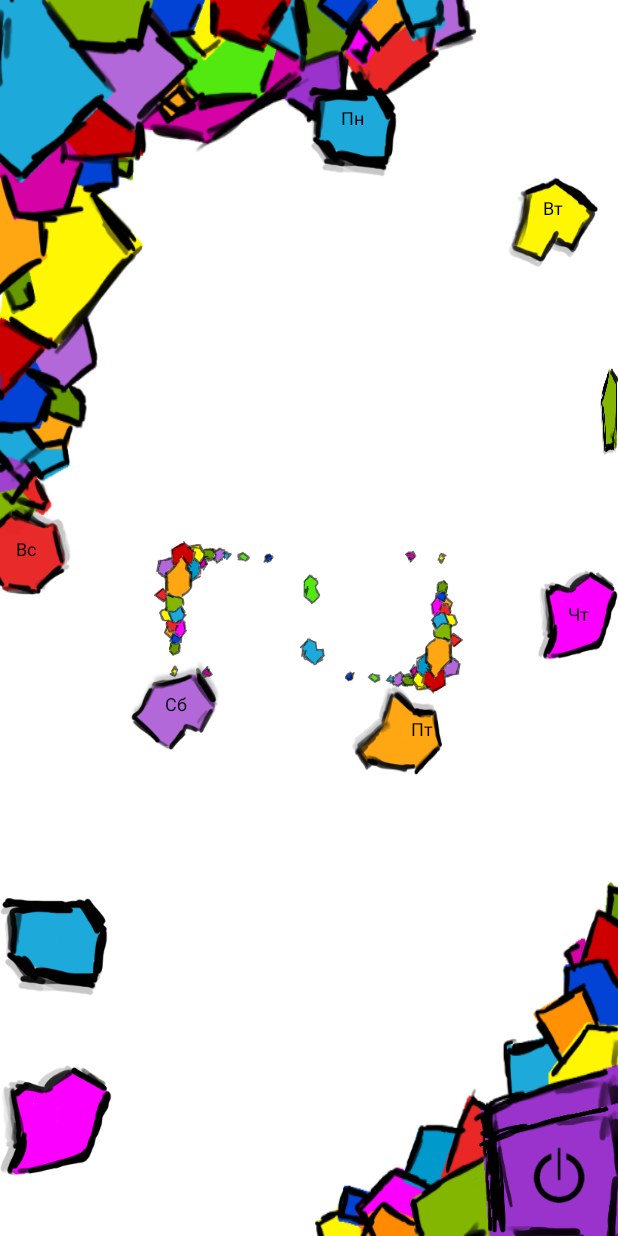
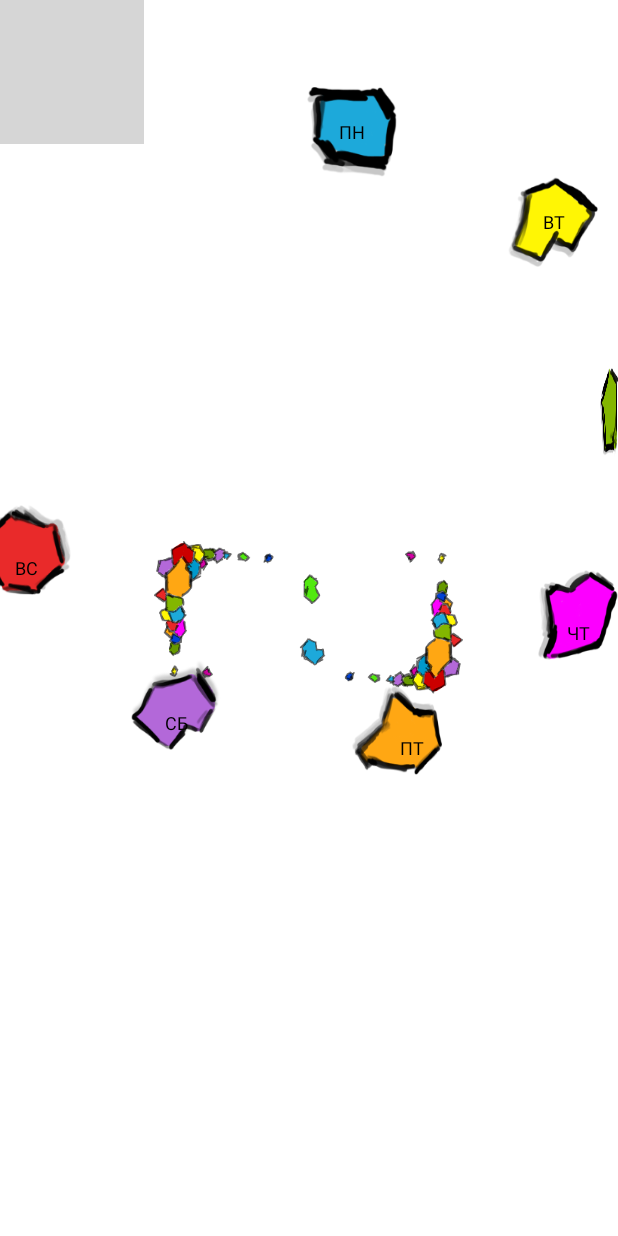
Before and after one commit to dkonurov/timer, an Android app: the screen it shows after launch (MainActivity), on a phone screen of 412 x 824 dp. Run offline under Robolectric (Android 15) with nearby library versions, the phone set to English and light mode, and no system bars; Roboto replaces fonts that are not available here; 2 statements that could not run were skipped; grey boxes are pictures that could not be loaded.

Commit message:
refactoring code
Signed-off-by: Dmitry Konurov <scotik1505@gmail.com>

```diff
--- a/app/src/main/AndroidManifest.xml
+++ b/app/src/main/AndroidManifest.xml
@@ -31,11 +31,6 @@
         <service android:name="com.example.rest.TimerService" >
         </service>
 
-        <activity
-            android:name=".activity.Help"
-            android:label="@string/title_activity_help"
-            android:screenOrientation="portrait" >
-        </activity>
     </application>
 
 </manifest>
--- a/app/src/main/java/com/example/rest/CustomTimePickerDialog.java
+++ b/app/src/main/java/com/example/rest/CustomTimePickerDialog.java
@@ -35,8 +35,6 @@ import android.widget.TextView;
 @SuppressLint("NewApi")
 public class CustomTimePickerDialog extends Dialog implements View.OnClickListener {
 
-	private Button setTime;
-
     private Context dialogContext;
 
     private Integer setHours;
@@ -69,7 +67,7 @@ public class CustomTimePickerDialog extends Dialog implements View.OnClickListen
         LinearLayout TimePicker = (LinearLayout) view.findViewById(R.id.custom_timepicker);
         TimePicker.addView(hourLayout);
         TimePicker.addView(minuteLayout);
-        setTime = (Button) view.findViewById(R.id.SetTime);
+        Button setTime = (Button) view.findViewById(R.id.SetTime);
         setTime.setOnClickListener(this);
         setContentView(view);
     }
--- a/app/src/main/java/com/example/rest/Utils.java
+++ /dev/null
@@ -1,47 +0,0 @@
-package com.example.rest;
-
-import android.app.Activity;
-import android.content.Context;
-import android.content.res.Resources;
-import android.util.DisplayMetrics;
-import android.util.TypedValue;
-
-/**
- * Utils for help set height or width, and get context, activity from all Class
- */
-public class Utils {
-
-    public static Context context;
-    public static Activity activity;
-    public static TimerSharedPreferances timerSharedPreferances;
-    public static DisplayMetrics metrics = new DisplayMetrics();
-
-    public Utils(Activity activity) {
-        Utils.context = activity.getApplicationContext();
-        Utils.activity = activity;
-        activity.getWindowManager().getDefaultDisplay().getMetrics(metrics);
-    }
-
-    /**
-     * get Dimenision from demins.xml
-     * @param id
-     * @return int dimension
-     */
-    public static int getDimension(int id) {
-        Resources r = context.getResources();
-        return (int) r.getDimension(id);
-    }
-
-    /**
-     * Translates from dp to px
-     *
-     * @param dp
-     * @return float px
-     */
-    public static float dpToPx(int dp) {
-        Resources r = context.getResources();
-        float px = TypedValue.applyDimension(TypedValue.COMPLEX_UNIT_DIP, dp,
-                r.getDisplayMetrics());
-        return px;
-    }
-}
--- a/app/src/main/java/com/example/rest/activity/MainActivity.java
+++ b/app/src/main/java/com/example/rest/activity/MainActivity.java
@@ -19,7 +19,6 @@ import android.widget.Toast;
 
 import com.example.rest.AlarmManagerBroadcastReceiver;
 import com.example.rest.R;
-import com.example.rest.Utils;
 import com.example.rest.adapters.CustomPagerAdapter;
 import com.example.rest.elements.AlarmLayout;
 import com.example.rest.elements.TimerLayout;
@@ -29,8 +28,6 @@ import com.example.rest.elements.TimerLayout;
 public class MainActivity extends Activity {
 
     private ViewPager pager;
-
-    public static Utils utils;
 
 
     private static int START_TIME = 0;
@@ -67,8 +64,6 @@ public class MainActivity extends Activity {
         super.onCreate(savedInstanceState);
         setContentView(R.layout.activity_main);
 
-        utils = new Utils(this);
-
         pager = (ViewPager) findViewById(R.id.pager);
         TimerLayout timerLayout = new TimerLayout(this);
         AlarmLayout alarmLayout = new AlarmLayout(this);
@@ -80,18 +75,11 @@ public class MainActivity extends Activity {
         alarm = new AlarmManagerBroadcastReceiver();
     }
 
-	@Override
-	public boolean onCreateOptionsMenu(Menu menu) {
-		// Inflate the menu; this adds items to the action bar if it is present.
-		getMenuInflater().inflate(R.menu.main, menu);
-		return super.onCreateOptionsMenu(menu);
-	}
-
     void saveCheck() {
         sPref = getPreferences(MODE_PRIVATE);
         Editor ed = sPref.edit();
         String[] stringTimer = new String[6];
-		    for (int i=0;i<=5;i++) {
+        for (int i = 0; i <= 5; i++) {
             stringTimer[i] = timer[i].getText().toString();
         }
         String savedText = String.valueOf(check);
@@ -116,7 +104,7 @@ public class MainActivity extends Activity {
         } else {
             length = 3;
         }
-		    for (int i=0;i<=length;i++) {
+        for (int i = 0; i <= length; i++) {
             savedText += ",";
             savedText += stringTimer[i];
         }
@@ -156,8 +144,8 @@ public class MainActivity extends Activity {
                 } else {
                     length = 8;
                 }
-		    	for (int i=4; i<=length; i++) {
-		    		timer[i-4].setText(avaliable[i]);
+                for (int i = 4; i <= length; i++) {
+                    timer[i - 4].setText(avaliable[i]);
                 }
                 installTimer.setText("Остановить таймер");
                 installTimer.setBackgroundResource(R.drawable.button_red_selector);
@@ -166,6 +154,7 @@ public class MainActivity extends Activity {
         }
 
     }
+
     public void errorTime(View v, EditText set) {
         Toast.makeText(this, "не правильное время", Toast.LENGTH_SHORT).show();
         set.setText("");
@@ -178,10 +167,9 @@ public class MainActivity extends Activity {
     }
 
 
-
     public void createPeriodic(boolean check) {
         if (check) {
-					anim = AnimationUtils.loadAnimation(this,R.anim.appearance);
+            anim = AnimationUtils.loadAnimation(this, R.anim.appearance);
             periodic.startAnimation(anim);
         }
 
--- a/app/src/main/java/com/example/rest/elements/AlarmLayout.java
+++ b/app/src/main/java/com/example/rest/elements/AlarmLayout.java
@@ -1,36 +1,26 @@
 package com.example.rest.elements;
 
-import android.content.Context;
+import android.app.Activity;
 import android.graphics.Typeface;
 import android.os.Build;
-import android.view.MotionEvent;
-import android.view.VelocityTracker;
 import android.view.View;
-import android.view.ViewConfiguration;
 import android.widget.EditText;
 import android.widget.FrameLayout;
-import android.widget.ListView;
 
-import com.example.rest.AlarmModel;
 import com.example.rest.R;
-import com.example.rest.Utils;
-import com.example.rest.adapters.AlarmListAdapter;
-
-import java.util.ArrayList;
-import java.util.Random;
 
 public class AlarmLayout extends FrameLayout {
 
-    public AlarmLayout(Context context) {
-        super(context);
+    public AlarmLayout(Activity activity) {
+        super(activity);
 
-        View.inflate(context, R.layout.alarm_view, this);
-        initUi();
+        View.inflate(activity, R.layout.alarm_view, this);
+        initUi(activity);
     }
 
 
     @SuppressWarnings("deprecation")
-    private void initUi() {
+    private void initUi(Activity activity) {
         EditText hour = (EditText) findViewById(R.id.hour);
         EditText minute = (EditText) findViewById(R.id.minute);
         //noinspection ConstantConditions
@@ -47,7 +37,7 @@ public class AlarmLayout extends FrameLayout {
             minute.setBackground(null);
         }
 
-        RoundButton buttons = new RoundButton(getContext());
+        RoundButton buttons = new RoundButton(activity);
 
         addView(buttons);
     }
--- a/app/src/main/java/com/example/rest/elements/RoundButton.java
+++ b/app/src/main/java/com/example/rest/elements/RoundButton.java
@@ -1,5 +1,6 @@
 package com.example.rest.elements;
 
+import android.app.Activity;
 import android.content.Context;
 import android.content.res.Configuration;
 import android.content.res.Resources;
@@ -13,9 +14,7 @@ import android.widget.FrameLayout;
 import android.widget.RelativeLayout;
 import android.widget.ToggleButton;
 
-import com.example.rest.activity.MainActivity;
 import com.example.rest.R;
-import com.example.rest.Utils;
 
 public class RoundButton extends RelativeLayout {
 
@@ -23,28 +22,29 @@ public class RoundButton extends RelativeLayout {
 
     private ToggleButton buttons[] = new ToggleButton[sSizeButton];
 
-    private int height;
-    private int width;
-
     private int centerX;
     private int centerY;
-    private FrameLayout.LayoutParams mainParams;
 
-    private Resources resources;
+    public RoundButton(Activity activity) {
+        super(activity);
+        initUi(activity);
+    }
 
-    public RoundButton(Context context) {
-        super(context);
+    private void initUi(Activity activity) {
+        Context context = activity.getApplicationContext();
 
-        resources = context.getResources();
-
-        Display display = Utils.activity.getWindowManager().getDefaultDisplay();
+        Display display = activity.getWindowManager().getDefaultDisplay();
 
         for (int i = 0; i < sSizeButton; i++) {
             buttons[i] = new ToggleButton(context);
         }
 
+        int height;
+        int width;
         if (Build.VERSION.SDK_INT < Build.VERSION_CODES.JELLY_BEAN) {
+            //noinspection deprecation
             height = display.getHeight();
+            //noinspection deprecation
             width = display.getWidth();
             buttons[0].setBackgroundDrawable(context.getResources().getDrawable(R.drawable.monday_selector));
             buttons[1].setBackgroundDrawable(context.getResources().getDrawable(R.drawable.tuesday_selector));
@@ -68,7 +68,7 @@ public class RoundButton extends RelativeLayout {
             buttons[6].setBackground(context.getResources().getDrawable(R.drawable.sunday_selector));
         }
 
-        mainParams = new FrameLayout.LayoutParams(FrameLayout.LayoutParams.MATCH_PARENT, FrameLayout.LayoutParams.MATCH_PARENT);
+        FrameLayout.LayoutParams mainParams = new FrameLayout.LayoutParams(FrameLayout.LayoutParams.MATCH_PARENT, FrameLayout.LayoutParams.MATCH_PARENT);
         setLayoutParams(mainParams);
 
         centerY = height / 2;
@@ -80,24 +80,21 @@ public class RoundButton extends RelativeLayout {
         int screenLayout = context.getResources().getConfiguration().screenLayout;
         screenLayout &= Configuration.SCREENLAYOUT_SIZE_MASK;
         if (screenLayout == Configuration.SCREENLAYOUT_SIZE_SMALL) {
-            paramsButton = MainActivity.utils.getDimension(R.dimen.button_params_small);
-            textSize = MainActivity.utils.getDimension(R.dimen.text_size_button_small);
+            paramsButton = (int) context.getResources().getDimension(R.dimen.button_params_small);
+            textSize = (int) context.getResources().getDimension(R.dimen.text_size_button_small);
             correctSmallButtons(r, paramsButton, textSize);
         } else if (screenLayout == Configuration.SCREENLAYOUT_SIZE_NORMAL) {
-            paramsButton = MainActivity.utils.getDimension(R.dimen.button_params_normal);
-            textSize = MainActivity.utils.getDimension(R.dimen.text_size_button_normal);
+            paramsButton = (int) context.getResources().getDimension(R.dimen.button_params_normal);
+            textSize = (int) context.getResources().getDimension(R.dimen.text_size_button_normal);
             correctNormalButtons(r, paramsButton, textSize);
         } else {
-            paramsButton = MainActivity.utils.getDimension(R.dimen.button_params_large);
-            textSize = MainActivity.utils.getDimension(R.dimen.text_size_button_large);
+            paramsButton = (int) context.getResources().getDimension(R.dimen.button_params_large);
+            textSize = (int) context.getResources().getDimension(R.dimen.text_size_button_large);
             correctNormalButtons(r, paramsButton, textSize);
         }
-
-
-
     }
 
-    public void correctSmallButtons(Resources r, int paramsButton, int textSize) {
+    private void correctSmallButtons(Resources r, int paramsButton, int textSize) {
         String week[] = r.getStringArray(R.array.week);
         //noinspection ConstantConditions
         Typeface typeface = Typeface.createFromAsset(getContext().getAssets(), getContext().getString(R.string.font));
@@ -125,7 +122,7 @@ public class RoundButton extends RelativeLayout {
         }
     }
 
-    public void correctNormalButtons(Resources r, int paramsButton, int textSize) {
+    private void correctNormalButtons(Resources r, int paramsButton, int textSize) {
         String week[] = r.getStringArray(R.array.week);
         //noinspection ConstantConditions
         Typeface typeface = Typeface.createFromAsset(getContext().getAssets(), getContext().getString(R.string.font));
--- a/app/src/main/res/drawable/button_start_stop_selector.xml
+++ b/app/src/main/res/drawable/button_start_stop_selector.xml
@@ -2,8 +2,8 @@
 <selector
     xmlns:android="http://schemas.android.com/apk/res/android">
     <item android:state_pressed="true"
-        android:drawable="@drawable/start_on" />
+        android:drawable="@drawable/bottom_right_on" />
     <item android:state_checked="true"
-        android:drawable="@drawable/start_on" />
-    <item android:drawable="@drawable/start_off" />
+        android:drawable="@drawable/bottom_right_on" />
+    <item android:drawable="@drawable/bottom_right_off" />
 </selector>
--- a/app/src/main/res/layout/alarm_view.xml
+++ b/app/src/main/res/layout/alarm_view.xml
@@ -4,8 +4,12 @@
     android:id="@+id/alarm_layout"
     android:orientation="vertical"
     android:layout_width="match_parent"
-    android:layout_height="match_parent"
-    android:background="@drawable/background">
+    android:layout_height="match_parent">
+
+    <ImageView
+        android:layout_width="wrap_content"
+        android:layout_height="wrap_content"
+        android:src="@drawable/top_left"/>
 
     <LinearLayout
         android:layout_width="wrap_content"
@@ -48,36 +52,36 @@
 
     </LinearLayout>
 
-    <ToggleButton
-        android:id="@+id/music"
-        android:layout_width="wrap_content"
-        android:layout_height="wrap_content"
-        android:layout_marginBottom="@dimen/margin_bottom_large"
-        android:text=""
-        android:textOff=""
-        android:textOn=""
-        android:layout_alignParentBottom="true"
-        android:background="@drawable/thursday_selector"/>
+    <!--<ToggleButton-->
+        <!--android:id="@+id/music"-->
+        <!--android:layout_width="wrap_content"-->
+        <!--android:layout_height="wrap_content"-->
+        <!--android:layout_marginBottom="@dimen/margin_bottom_large"-->
+        <!--android:text=""-->
+        <!--android:textOff=""-->
+        <!--android:textOn=""-->
+        <!--android:layout_alignParentBottom="true"-->
+        <!--android:background="@drawable/thursday_selector"/>-->
 
-    <ToggleButton
-        android:id="@+id/vibration"
-        android:layout_width="wrap_content"
-        android:layout_height="wrap_content"
-        android:layout_marginBottom="@dimen/margin_bottom_vibration_large"
-        android:text=""
-        android:textOff=""
-        android:textOn=""
-        android:layout_alignParentBottom="true"
-        android:background="@drawable/monday_selector"/>
+    <!--<ToggleButton-->
+        <!--android:id="@+id/vibration"-->
+        <!--android:layout_width="wrap_content"-->
+        <!--android:layout_height="wrap_content"-->
+        <!--android:layout_marginBottom="@dimen/margin_bottom_vibration_large"-->
+        <!--android:text=""-->
+        <!--android:textOff=""-->
+        <!--android:textOn=""-->
+        <!--android:layout_alignParentBottom="true"-->
+        <!--android:background="@drawable/monday_selector"/>-->
 
-    <ToggleButton
-        android:layout_width="wrap_content"
-        android:layout_height="wrap_content"
-        android:text=""
-        android:textOff=""
-        android:textOn=""
-        android:layout_alignParentRight="true"
-        android:layout_alignParentBottom="true"
-        android:background="@drawable/button_start_stop_selector"/>
+    <!--<ToggleButton-->
+        <!--android:layout_width="wrap_content"-->
+        <!--android:layout_height="wrap_content"-->
+        <!--android:text=""-->
+        <!--android:textOff=""-->
+        <!--android:textOn=""-->
+        <!--android:layout_alignParentRight="true"-->
+        <!--android:layout_alignParentBottom="true"-->
+        <!--android:background="@drawable/button_start_stop_selector"/>-->
 
 </RelativeLayout>
--- a/app/src/main/res/menu/main.xml
+++ /dev/null
@@ -1,8 +0,0 @@
-<?xml version="1.0" encoding="utf-8"?>
-<menu xmlns:android="http://schemas.android.com/apk/res/android" >
-    <item android:id="@+id/menu_help"
-        android:title="@string/help"></item>
-    <item android:id="@+id/menu_setting"
-        android:title="@string/setting"></item>
-
-</menu>
```
Also changed, not shown: app/src/main/java/com/example/rest/AlarmManagerBroadcastReceiver.java (+15 -15 lines), app/src/main/java/com/example/rest/TimerSharedPreferances.java (deleted, +0 -82 lines), app/src/main/java/com/example/rest/activity/Help.java (deleted, +0 -24 lines), app/src/main/java/com/example/rest/adapters/AlarmListAdapter.java (deleted, +0 -61 lines), app/src/main/res/layout/activity_help.xml (deleted, +0 -19 lines), app/src/main/res/layout/alarm_list.xml (deleted, +0 -13 lines), app/src/main/res/layout/element_alarm_list.xml (deleted, +0 -39 lines), app/src/main/res/layout/fragment_time_picker.xml (+0 -75 lines), app/src/main/res/menu/help.xml (deleted, +0 -9 lines), app/src/main/res/menu/setting.xml (deleted, +0 -9 lines), 2 other files. Lines whose indentation alone changed are shown as unchanged.
